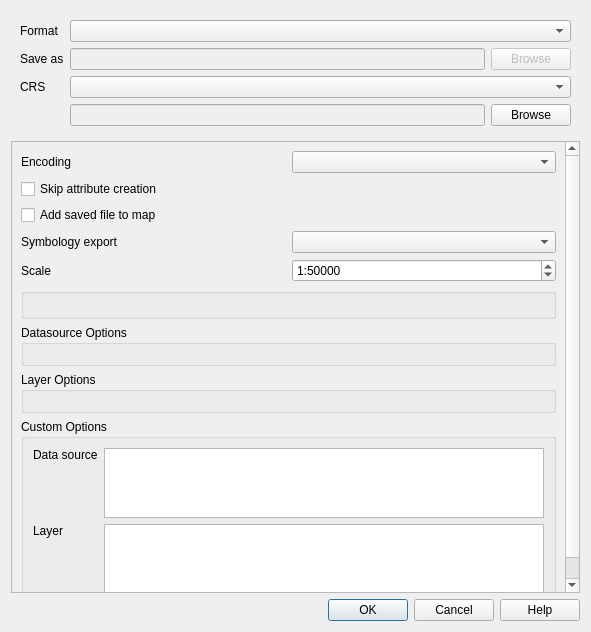
This is src/ui/qgsvectorlayersaveasdialogbase.ui in carsmie/QGIS as Qt 5 draws it before an edit. The edited form follows.
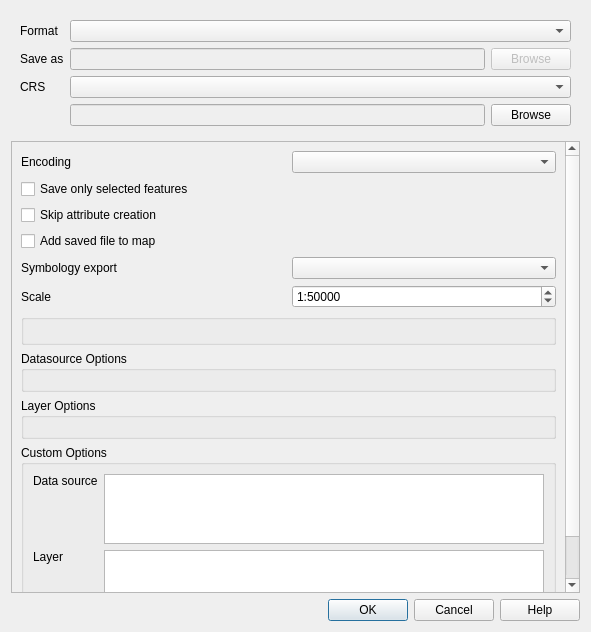
This is the edited form. Custom widgets are drawn as their Qt base class.

Diff of the .ui file:
```diff
--- a/src/ui/qgsvectorlayersaveasdialogbase.ui
+++ b/src/ui/qgsvectorlayersaveasdialogbase.ui
@@ -107,7 +107,7 @@
         <x>0</x>
         <y>0</y>
         <width>562</width>
-        <height>483</height>
+        <height>508</height>
        </rect>
       </property>
       <layout class="QVBoxLayout" name="verticalLayout">
@@ -128,6 +128,13 @@
          </item>
         </layout>
        </item>
+       <item>
+        <widget class="QCheckBox" name="mSelectedOnly">
+         <property name="text">
+          <string>Save only selected features</string>
+         </property>
+        </widget>
+       </item>
        <item>
         <widget class="QCheckBox" name="mSkipAttributeCreation">
          <property name="toolTip">
```
